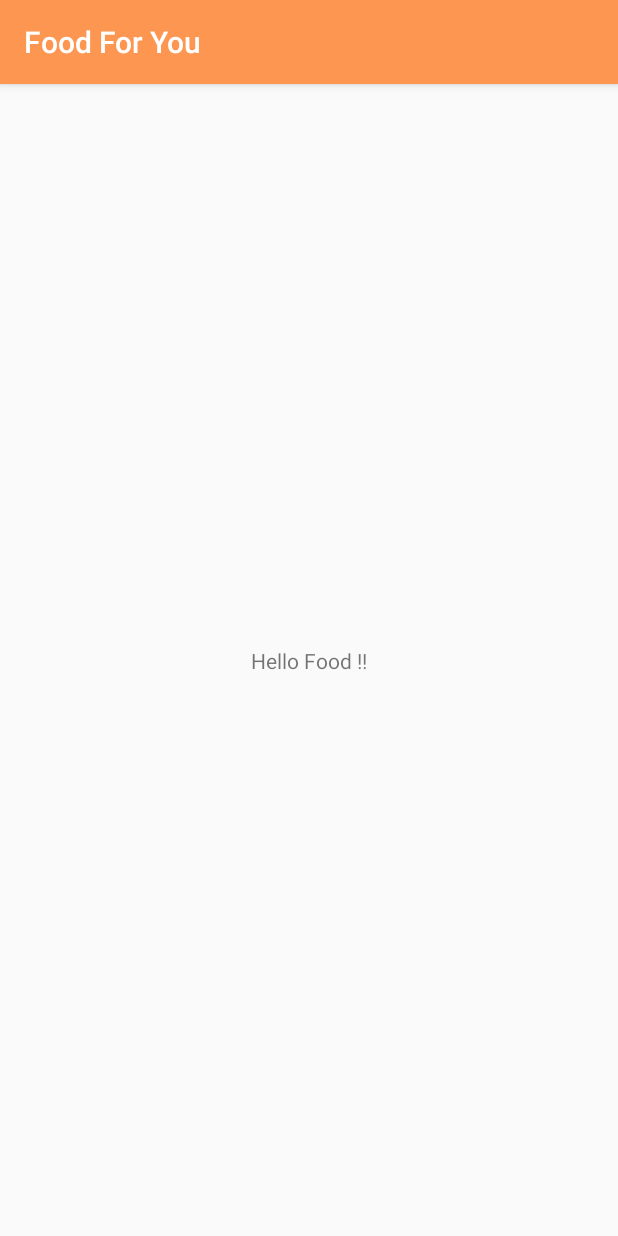
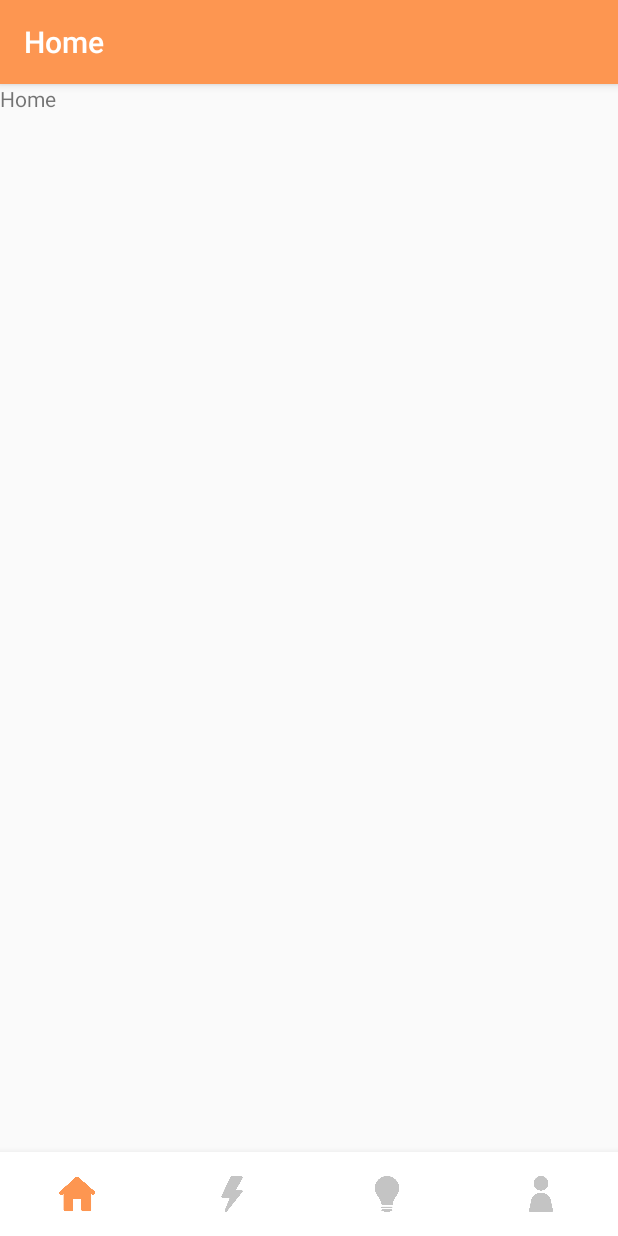
Before and after one commit to arrazyfathan/food-for-you, an Android app: the screen it shows after launch (MainActivity), on a phone screen of 412 x 824 dp. Run offline under Robolectric (Android 15) with nearby library versions, the phone set to English and light mode, and no system bars.

Commit message:
Add Navigation Bar

```diff
--- a/app/build.gradle
+++ b/app/build.gradle
@@ -23,6 +23,7 @@ dependencies {
     implementation fileTree(dir: 'libs', include: ['*.jar'])
     implementation 'androidx.appcompat:appcompat:1.1.0'
     implementation 'androidx.constraintlayout:constraintlayout:1.1.3'
+    implementation 'androidx.legacy:legacy-support-v4:1.0.0'
     testImplementation 'junit:junit:4.12'
     androidTestImplementation 'androidx.test.ext:junit:1.1.1'
     androidTestImplementation 'androidx.test.espresso:espresso-core:3.2.0'
@@ -31,5 +32,4 @@ dependencies {
     implementation 'com.google.android.material:material:1.0.0'
 
 
-
 }
--- /dev/null
+++ b/app/src/main/java/com/example/foodforyou/HomeFragment.java
@@ -0,0 +1,37 @@
+package com.example.foodforyou;
+
+
+import android.os.Bundle;
+
+import androidx.fragment.app.Fragment;
+
+import android.view.LayoutInflater;
+import android.view.View;
+import android.view.ViewGroup;
+
+
+/**
+ * A simple {@link Fragment} subclass.
+ */
+public class HomeFragment extends Fragment {
+
+
+    public HomeFragment() {
+        // Required empty public constructor
+    }
+
+
+    @Override
+    public View onCreateView(LayoutInflater inflater, ViewGroup container,
+                             Bundle savedInstanceState) {
+        // Inflate the layout for this fragment
+        return inflater.inflate(R.layout.fragment_home, container, false);
+    }
+
+    public void onResume(){
+        super.onResume();
+
+        ((MainActivity) getActivity()).setActionBarTitle("Home");
+    }
+
+}
--- a/app/src/main/java/com/example/foodforyou/MainActivity.java
+++ b/app/src/main/java/com/example/foodforyou/MainActivity.java
@@ -1,14 +1,61 @@
 package com.example.foodforyou;
 
+import androidx.annotation.NonNull;
 import androidx.appcompat.app.AppCompatActivity;
+import androidx.fragment.app.Fragment;
 
 import android.os.Bundle;
+import android.view.FrameMetrics;
+import android.view.MenuItem;
 
-public class MainActivity extends AppCompatActivity {
+import com.google.android.material.bottomnavigation.BottomNavigationView;
+
+public class MainActivity extends AppCompatActivity implements BottomNavigationView.OnNavigationItemSelectedListener {
 
     @Override
     protected void onCreate(Bundle savedInstanceState) {
         super.onCreate(savedInstanceState);
         setContentView(R.layout.activity_main);
+
+        //Load Fragment
+        loadFragment(new HomeFragment());
+
+        BottomNavigationView bottomNavigationView = findViewById(R.id.main_nav);
+        bottomNavigationView.setOnNavigationItemSelectedListener(this);
     }
+
+    private boolean loadFragment(Fragment fragment){
+        if (fragment != null){
+            getSupportFragmentManager().beginTransaction()
+                    .replace(R.id.main_frame, fragment)
+                    .commit();
+            return true;
+        }
+        return false;
+    }
+
+    @Override
+    public boolean onNavigationItemSelected(@NonNull MenuItem item) {
+        Fragment fragment = null;
+        switch (item.getItemId()) {
+            case R.id.nav_home:
+                fragment = new HomeFragment();
+                break;
+            case R.id.nav_rekomendasi:
+                fragment = new RekomendasiFragment();
+                break;
+            case R.id.nav_tips:
+                fragment = new TipsFragment();
+                break;
+            case R.id.nav_profil:
+                fragment = new ProfileFragment();
+                break;
+        }
+        return loadFragment(fragment);
+    }
+
+    public void setActionBarTitle(String title) {
+        getSupportActionBar().setTitle(title);
+    }
+
 }
--- /dev/null
+++ b/app/src/main/res/color/nav_item_color.xml
@@ -0,0 +1,9 @@
+<?xml version="1.0" encoding="utf-8"?>
+<selector xmlns:android="http://schemas.android.com/apk/res/android">
+
+    <item android:color="@color/colorPrimary"
+        android:state_checked="true" />
+
+    <item android:color="@color/colorWgiteTransparent" />
+
+</selector>
--- a/app/src/main/res/layout/activity_main.xml
+++ b/app/src/main/res/layout/activity_main.xml
@@ -1,19 +1,33 @@
 <?xml version="1.0" encoding="utf-8"?>
-<androidx.constraintlayout.widget.ConstraintLayout xmlns:android="http://schemas.android.com/apk/res/android"
+<RelativeLayout xmlns:android="http://schemas.android.com/apk/res/android"
     xmlns:app="http://schemas.android.com/apk/res-auto"
     xmlns:tools="http://schemas.android.com/tools"
     android:layout_width="match_parent"
     android:layout_height="match_parent"
     tools:context=".MainActivity">
 
-    <TextView
-        android:layout_width="wrap_content"
+    <FrameLayout
+        android:id="@+id/main_frame"
+        android:layout_width="match_parent"
+        android:layout_height="match_parent"
+        android:layout_above="@id/main_nav">
+    </FrameLayout>
+
+    <com.google.android.material.bottomnavigation.BottomNavigationView
+        android:id="@+id/main_nav"
+        android:layout_width="match_parent"
         android:layout_height="wrap_content"
-        android:text="@string/hello_food"
-        app:layout_constraintBottom_toBottomOf="parent"
-        app:layout_constraintLeft_toLeftOf="parent"
-        app:layout_constraintRight_toRightOf="parent"
-        app:layout_constraintTop_toTopOf="parent" />
+        android:layout_alignParentBottom="true"
+        app:itemBackground="@color/colorWhite"
+        app:itemIconTint="@color/nav_item_color"
+        app:itemTextColor="@color/nav_item_color"
+        app:labelVisibilityMode="unlabeled"
+        app:menu="@menu/nav_item">
+
+    </com.google.android.material.bottomnavigation.BottomNavigationView>
 
 
-</androidx.constraintlayout.widget.ConstraintLayout>
+
+
+
+</RelativeLayout>
--- /dev/null
+++ b/app/src/main/res/layout/fragment_home.xml
@@ -0,0 +1,14 @@
+<?xml version="1.0" encoding="utf-8"?>
+<FrameLayout xmlns:android="http://schemas.android.com/apk/res/android"
+    xmlns:tools="http://schemas.android.com/tools"
+    android:layout_width="match_parent"
+    android:layout_height="match_parent"
+    tools:context=".HomeFragment">
+
+    <!-- TODO: Update blank fragment layout -->
+    <TextView
+        android:layout_width="match_parent"
+        android:layout_height="match_parent"
+        android:text="Home" />
+
+</FrameLayout>
--- /dev/null
+++ b/app/src/main/res/menu/nav_item.xml
@@ -0,0 +1,26 @@
+<?xml version="1.0" encoding="utf-8"?>
+<menu xmlns:app="http://schemas.android.com/apk/res-auto"
+    xmlns:android="http://schemas.android.com/apk/res/android">
+
+    <item
+        android:id="@+id/nav_home"
+        android:icon="@drawable/home"
+        android:title="@string/nav_home" />
+
+    <item
+        android:id="@+id/nav_rekomendasi"
+        android:icon="@drawable/rekomendasi"
+        android:title="@string/nav_rec" />
+
+    <item
+        android:id="@+id/nav_tips"
+        android:icon="@drawable/tips"
+        android:title="@string/nav_tips" />
+
+    <item
+        android:id="@+id/nav_profil"
+        android:icon="@drawable/profile"
+        android:title="@string/nav_profil" />
+
+
+</menu>
--- a/app/src/main/res/values/colors.xml
+++ b/app/src/main/res/values/colors.xml
@@ -9,4 +9,9 @@
     <color name="titleColor">#333443</color>
     <color name="captionColor">#A5ADBC</color>
     <color name="buttonAlternative">#3732BF</color>
+
+
+    //nav
+    <color name="colorWhite">#ffffff</color>
+    <color name="colorWgiteTransparent">#C4C4C4</color>
 </resources>
--- a/app/src/main/res/values/strings.xml
+++ b/app/src/main/res/values/strings.xml
@@ -3,4 +3,13 @@
     <string name="hello_food">Hello Food !!</string>
     <string name="food_for_you">food for you</string>
     <string name="design_by_dinoco">Design by Dinoco</string>
+    <string name="nav_home">Home</string>
+    <string name="nav_rec">Rekomendasi</string>
+    <string name="nav_profil">Profil</string>
+    <string name="nav_tips">Tips</string>
+
+    <!-- TODO: Remove or change this placeholder text -->
+    <string name="hello_blank_fragment">Hello blank fragment</string>
+
+
 </resources>
```
Also changed, not shown: app/src/main/java/com/example/foodforyou/ProfileFragment.java (added, +37 -0 lines), app/src/main/java/com/example/foodforyou/RekomendasiFragment.java (added, +37 -0 lines), app/src/main/java/com/example/foodforyou/TipsFragment.java (added, +37 -0 lines), app/src/main/res/layout/fragment_profile.xml (added, +14 -0 lines), app/src/main/res/layout/fragment_rekomendasi.xml (added, +14 -0 lines), app/src/main/res/layout/fragment_tips.xml (added, +14 -0 lines), app/src/main/res/drawable/home.png (added), app/src/main/res/drawable/profile.png (added), app/src/main/res/drawable/rekomendasi.png (added), app/src/main/res/drawable/tips.png (added).
